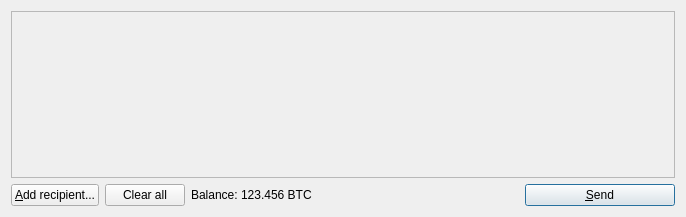
Qt form src/qt/forms/sendcoinsdialog.ui (mcastillo0724/novacoin) before a commit.
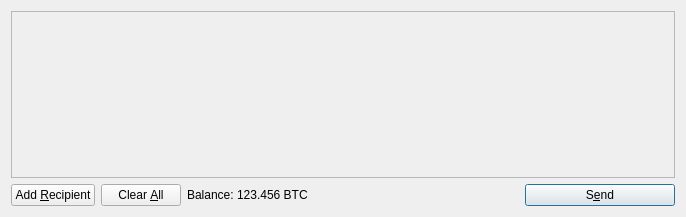
The same form after that commit. Icons and pictures are not drawn.

Patch:
```diff
--- a/src/qt/forms/sendcoinsdialog.ui
+++ b/src/qt/forms/sendcoinsdialog.ui
@@ -64,12 +64,15 @@
         <string>Send to multiple recipients at once</string>
        </property>
        <property name="text">
-        <string>&amp;Add recipient...</string>
+        <string>Add &amp;Recipient</string>
        </property>
        <property name="icon">
         <iconset resource="../bitcoin.qrc">
          <normaloff>:/icons/add</normaloff>:/icons/add</iconset>
        </property>
+       <property name="autoDefault">
+        <bool>false</bool>
+       </property>
       </widget>
      </item>
      <item>
@@ -84,7 +87,7 @@
         <string>Remove all transaction fields</string>
        </property>
        <property name="text">
-        <string>Clear all</string>
+        <string>Clear &amp;All</string>
        </property>
        <property name="icon">
         <iconset resource="../bitcoin.qrc">
@@ -93,6 +96,9 @@
        <property name="autoRepeatDelay">
         <number>300</number>
        </property>
+       <property name="autoDefault">
+        <bool>false</bool>
+       </property>
       </widget>
      </item>
      <item>
@@ -144,7 +150,7 @@
         <string>Confirm the send action</string>
        </property>
        <property name="text">
-        <string>&amp;Send</string>
+        <string>S&amp;end</string>
        </property>
        <property name="icon">
         <iconset resource="../bitcoin.qrc">
```
Left out of the diff: 3 changed lines with no effect on the pictures.
